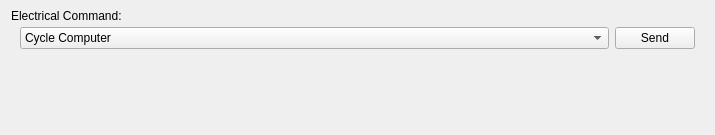
Before: the Qt Designer form riptide_rviz/riptide_rviz/src/ElectricalPanel.ui in osu-uwrt/riptide_gui, drawn with Qt 5.
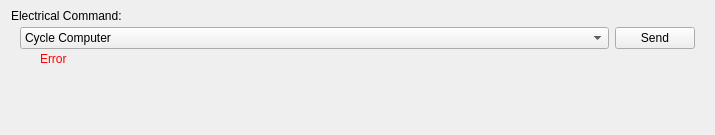
After: the same form once the commit is applied.

Commit message: added panels to talos config

```diff
--- a/riptide_rviz/riptide_rviz/src/ElectricalPanel.ui
+++ b/riptide_rviz/riptide_rviz/src/ElectricalPanel.ui
@@ -39,6 +39,9 @@
       <property name="topMargin">
        <number>4</number>
       </property>
+      <property name="bottomMargin">
+       <number>0</number>
+      </property>
       <item>
        <widget class="QComboBox" name="comboBox">
         <property name="sizePolicy">
@@ -114,6 +117,56 @@
      </layout>
     </widget>
    </item>
+   <item>
+    <widget class="QWidget" name="widget_2" native="true">
+     <property name="sizePolicy">
+      <sizepolicy hsizetype="Expanding" vsizetype="Preferred">
+       <horstretch>0</horstretch>
+       <verstretch>0</verstretch>
+      </sizepolicy>
+     </property>
+     <layout class="QHBoxLayout" name="horizontalLayout_2">
+      <property name="topMargin">
+       <number>0</number>
+      </property>
+      <item>
+       <spacer name="horizontalSpacer">
+        <property name="orientation">
+         <enum>Qt::Horizontal</enum>
+        </property>
+        <property name="sizeType">
+         <enum>QSizePolicy::Preferred</enum>
+        </property>
+        <property name="sizeHint" stdset="0">
+         <size>
+          <width>20</width>
+          <height>20</height>
+         </size>
+        </property>
+       </spacer>
+      </item>
+      <item>
+       <widget class="QLabel" name="errLabel">
+        <property name="enabled">
+         <bool>false</bool>
+        </property>
+        <property name="sizePolicy">
+         <sizepolicy hsizetype="Expanding" vsizetype="Preferred">
+          <horstretch>0</horstretch>
+          <verstretch>0</verstretch>
+         </sizepolicy>
+        </property>
+        <property name="styleSheet">
+         <string notr="true">color: red;</string>
+        </property>
+        <property name="text">
+         <string>Error</string>
+        </property>
+       </widget>
+      </item>
+     </layout>
+    </widget>
+   </item>
    <item>
     <spacer name="verticalSpacer">
      <property name="orientation">
```
The commit also changes 5 other files.
